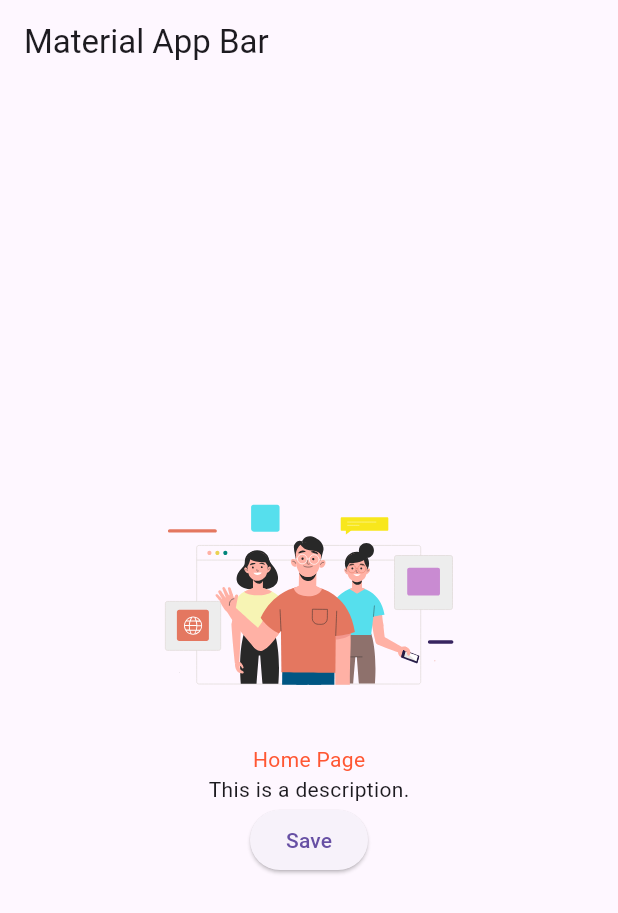
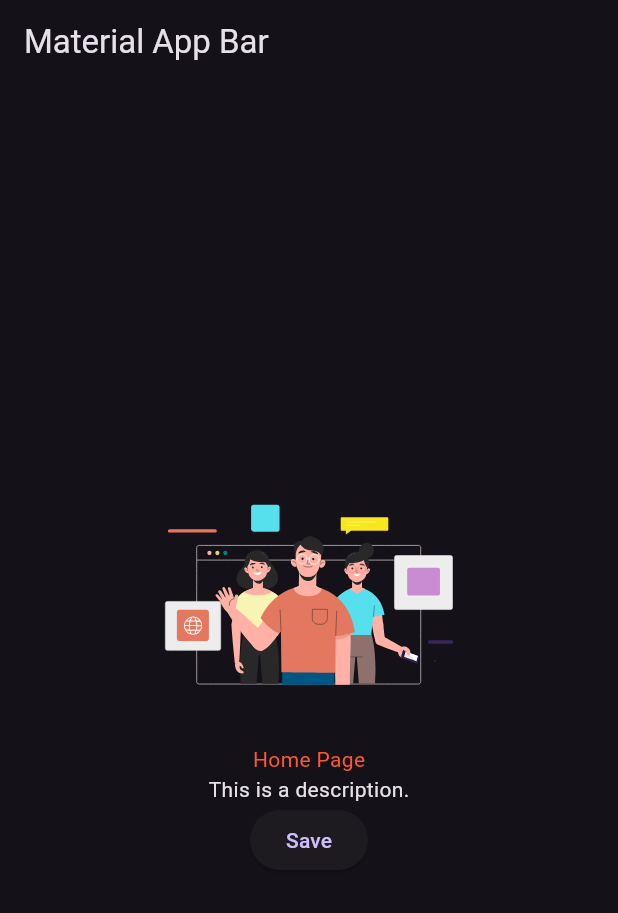
Before and after one commit to akaanuzman/chatify, a Flutter app: the screen it shows after launch, on a phone screen of 412 x 824 dp. Shown: the top 913 px of the screen. Run offline on Flutter 3.47's test engine with Material 3 defaults, Android fonts, the phone set to English and light mode, and no system bars; our stand-ins replace easy_localization, lottie; missing offline and left inert: easy_logger; generated files the repository leaves out were written again.

Commit message:
theme interface and structure compeleted

```diff
--- a/lib/features/home/home_view.dart
+++ b/lib/features/home/home_view.dart
@@ -28,7 +28,7 @@ final class HomeView extends StatelessWidget {
             const Text(
               LocaleKeys.home_title,
               style: TextStyle(
-                color: ColorName.colorPrimary,
+                color: ColorName.primary,
               ),
             ).tr(),
             const Text(LocaleKeys.home_description).tr(),
--- a/lib/main.dart
+++ b/lib/main.dart
@@ -3,6 +3,7 @@ import 'dart:async';
 import 'package:chatify_app/features/home/home_view.dart';
 import 'package:chatify_app/products/init/app_initialize.dart';
 import 'package:chatify_app/products/init/app_localizations.dart';
+import 'package:chatify_app/products/utility/theme/app_theme.dart';
 import 'package:easy_localization/easy_localization.dart';
 import 'package:flutter/material.dart';
 
@@ -22,6 +23,7 @@ final class _MyApp extends StatelessWidget {
       localizationsDelegates: context.localizationDelegates,
       supportedLocales: context.supportedLocales,
       locale: context.locale,
+      theme: const AppTheme(isDark: true).currentTheme,
     );
   }
 }
--- a/lib/products/asset/colors.gen.dart
+++ b/lib/products/asset/colors.gen.dart
@@ -14,5 +14,5 @@ class ColorName {
   ColorName._();
 
   /// Color: #FF5733
-  static const Color colorPrimary = Color(0xFFFF5733);
+  static const Color primary = Color(0xFFFF5733);
 }
--- /dev/null
+++ b/lib/products/utility/theme/app_theme.dart
@@ -0,0 +1,29 @@
+import 'package:chatify_app/products/utility/theme/dark/dark_text_theme.dart';
+import 'package:chatify_app/products/utility/theme/dark/dark_theme.dart';
+import 'package:chatify_app/products/utility/theme/i_theme.dart';
+import 'package:chatify_app/products/utility/theme/light/light_text_theme.dart';
+import 'package:chatify_app/products/utility/theme/light/light_theme.dart';
+import 'package:flutter/material.dart';
+
+/// Interface for the application theme
+/// Make sure to implement this interface in the theme class
+/// and provide the theme data
+@immutable
+final class AppTheme implements IAppTheme {
+  /// Constructor for the application theme
+  /// This constructor takes a boolean value to determine
+  /// whether the theme is dark or light
+  const AppTheme({required this.isDark});
+
+  /// Boolean value to determine whether the theme is dark or light
+  final bool isDark;
+
+  @override
+  TextTheme get currentTextTheme => isDark
+      ? DarkTextTheme().currentTextTheme
+      : LightTextTheme().currentTextTheme;
+
+  @override
+  ThemeData get currentTheme =>
+      isDark ? DarkTheme().currentTheme : LightTheme().currentTheme;
+}
--- /dev/null
+++ b/lib/products/utility/theme/dark/dark_text_theme.dart
@@ -0,0 +1,13 @@
+import 'package:chatify_app/products/utility/theme/i_text_theme.dart';
+import 'package:flutter/material.dart';
+
+/// This class provides the light text theme for the application
+/// by implementing the IAppTextTheme interface
+/// and providing the text theme data
+/// Make sure to call the getTextTheme method to get the text theme data
+/// and use it in the MaterialApp theme property
+@immutable
+final class DarkTextTheme implements IAppTextTheme {
+  @override
+  TextTheme get currentTextTheme => ThemeData.dark().textTheme.copyWith();
+}
--- /dev/null
+++ b/lib/products/utility/theme/dark/dark_theme.dart
@@ -0,0 +1,18 @@
+import 'package:chatify_app/products/utility/theme/dark/dark_text_theme.dart';
+import 'package:chatify_app/products/utility/theme/i_theme.dart';
+import 'package:flutter/material.dart';
+
+/// Dark theme for the application
+/// This class provides the dark theme for the application
+/// by implementing the IAppTheme interface
+/// and providing the theme data
+@immutable
+final class DarkTheme implements IAppTheme {
+  @override
+  ThemeData get currentTheme => ThemeData.dark().copyWith(
+        textTheme: currentTextTheme,
+      );
+
+  @override
+  TextTheme get currentTextTheme => DarkTextTheme().currentTextTheme;
+}
--- /dev/null
+++ b/lib/products/utility/theme/i_text_theme.dart
@@ -0,0 +1,9 @@
+import 'package:flutter/material.dart';
+
+/// Interface for the application text theme
+/// Make sure to implement this interface in the text theme class
+/// and provide the text theme data
+abstract class IAppTextTheme {
+  /// This method get the current text theme data
+  TextTheme get currentTextTheme;
+}
--- /dev/null
+++ b/lib/products/utility/theme/i_theme.dart
@@ -0,0 +1,12 @@
+import 'package:flutter/material.dart';
+
+/// Interface for the application theme
+/// Make sure to implement this interface in the theme class
+/// and provide the theme data
+abstract class IAppTheme {
+  /// This method get the current theme data
+  ThemeData get currentTheme;
+
+  /// This method get the current text theme data
+  TextTheme get currentTextTheme;
+}
--- /dev/null
+++ b/lib/products/utility/theme/light/light_text_theme.dart
@@ -0,0 +1,14 @@
+import 'package:chatify_app/products/utility/theme/i_text_theme.dart';
+import 'package:flutter/material.dart';
+
+/// Light text theme for the application
+/// This class provides the light text theme for the application
+/// by implementing the IAppTextTheme interface
+/// and providing the text theme data
+/// Make sure to call the getTextTheme method to get the text theme data
+/// and use it in the MaterialApp theme property
+@immutable
+final class LightTextTheme implements IAppTextTheme {
+  @override
+  TextTheme get currentTextTheme => ThemeData.light().textTheme.copyWith();
+}
--- /dev/null
+++ b/lib/products/utility/theme/light/light_theme.dart
@@ -0,0 +1,18 @@
+import 'package:chatify_app/products/utility/theme/i_theme.dart';
+import 'package:chatify_app/products/utility/theme/light/light_text_theme.dart';
+import 'package:flutter/material.dart';
+
+/// Dark theme for the application
+/// This class provides the dark theme for the application
+/// by implementing the IAppTheme interface
+/// and providing the theme data
+@immutable
+final class LightTheme implements IAppTheme {
+  @override
+  ThemeData get currentTheme => ThemeData.light().copyWith(
+        textTheme: currentTextTheme,
+      );
+
+  @override
+  TextTheme get currentTextTheme => LightTextTheme().currentTextTheme;
+}
--- a/pubspec.yaml
+++ b/pubspec.yaml
@@ -17,6 +17,7 @@ dependencies:
   easy_localization: ^3.0.7
   easy_logger: ^0.0.2
   lottie: ^3.1.2
+  kartal: ^4.0.4
 
 dev_dependencies:
   flutter_test:
```
Also changed, not shown: pubspec.lock, 1 other file.
